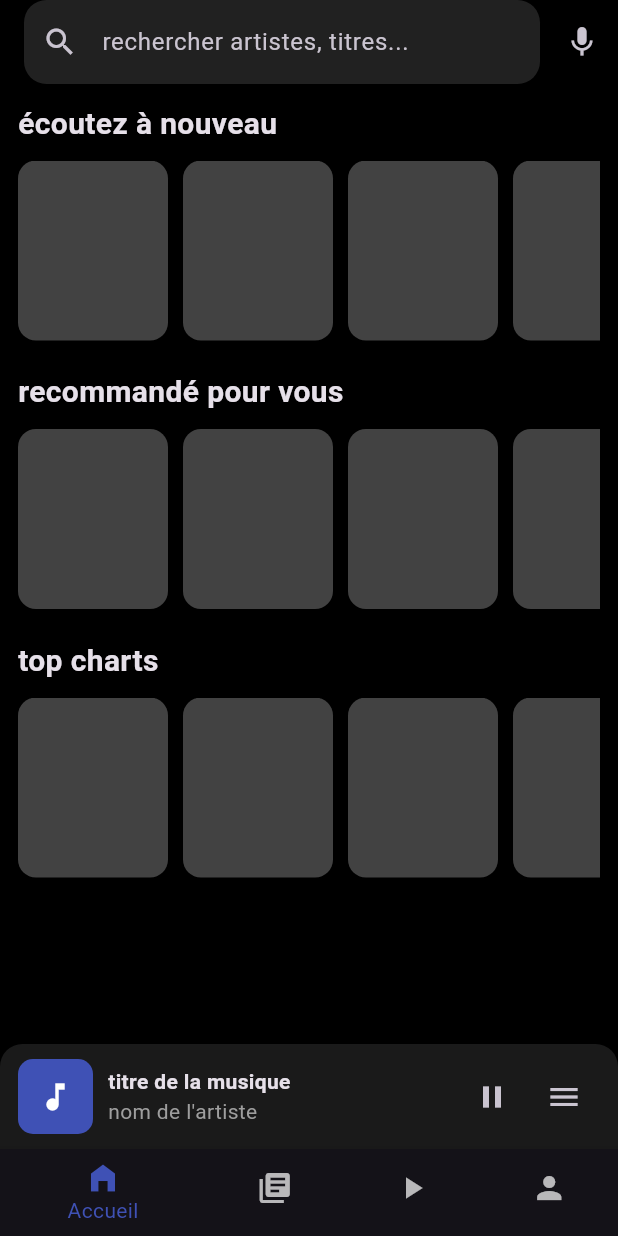
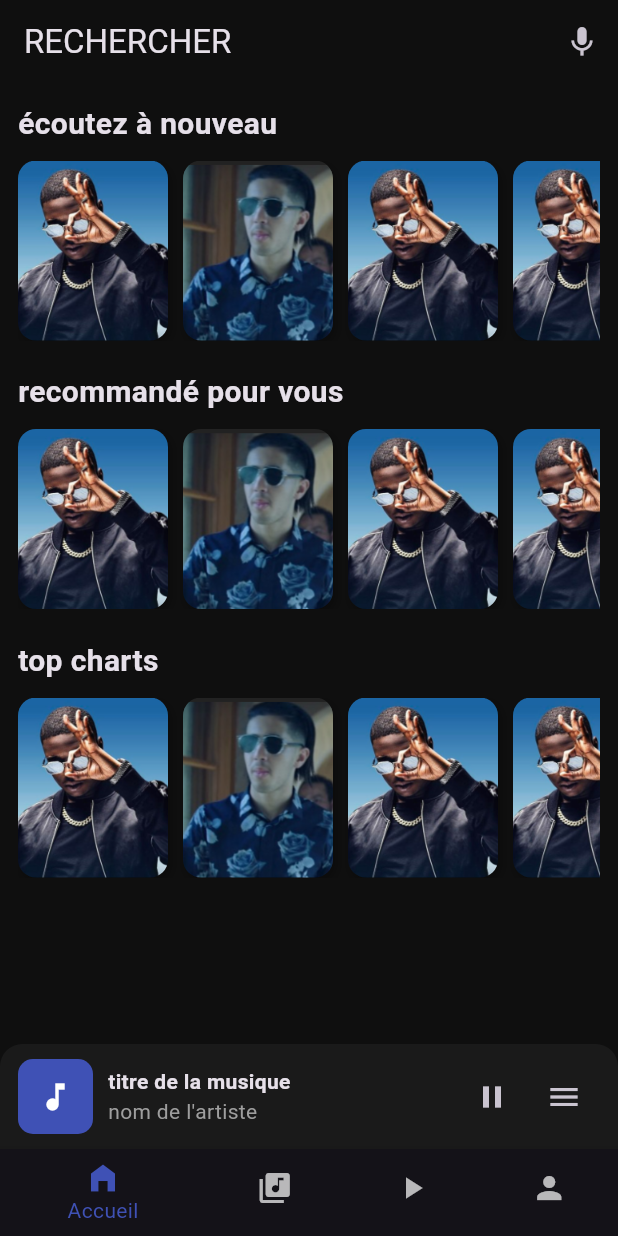
Before and after one commit to moussaabakar03/flutterProjet, a Flutter app: the screen it shows after launch, on a phone screen of 412 x 824 dp. Run offline on Flutter 3.47's test engine with Material 3 defaults, Android fonts, the phone set to English and light mode, and no system bars.

Commit message:
finish projet static

```diff
--- a/lib/main.dart
+++ b/lib/main.dart
@@ -56,7 +56,7 @@ class _MyAppState extends State<MyApp> {
           unselectedItemColor: Colors.white70,
           items: const [
             BottomNavigationBarItem(icon: Icon(Icons.home_filled), label: "Accueil"),
-            BottomNavigationBarItem(icon: Icon(Icons.library_books), label: "Bibliothèque"),
+            BottomNavigationBarItem(icon: Icon(Icons.library_music), label: "Bibliothèque"),
             BottomNavigationBarItem(
               icon: Icon(Icons.play_arrow),
               label: "Lecture",
--- a/lib/pages/accueil.dart
+++ b/lib/pages/accueil.dart
@@ -2,27 +2,54 @@ import 'package:flutter/material.dart';
 import 'navAccueil.dart';
 
 
-// Page principale
+
+// page principale
 class HomePage extends StatelessWidget {
   const HomePage({super.key});
 
   @override
   Widget build(BuildContext context) {
-    return Column(
+    // structure principale de la page
+    return Scaffold(
+      // couleur de fond
+      backgroundColor: const Color(0xFF0F0F0F),
+
+      // barre du haut
+      appBar: AppBar(
+        // fond transparent
+        backgroundColor: Colors.transparent,
+
+        // enlever l’ombre
+        elevation: 0,
+
+        // titre de la barre
+        title: const Text("RECHERCHER"),
+
+        // icône à droite
+        actions: const [
+          Padding(
+            padding: EdgeInsets.only(right: 12),
+            child: Icon(Icons.mic),
+          )
+        ],
+      ),
+
+      // contenu principal
+      body: Column(
         children: [
-        // Navigation en haut
-        Navaccueil(),
+          // partie qui prend tout l’espace
+          Expanded(
+            child: SingleChildScrollView(
+              padding: const EdgeInsets.all(12),
 
-        // Contenu principal et mini player
-        Expanded(
+              // empilement vertical des sections
               child: Column(
+                crossAxisAlignment: CrossAxisAlignment.start,
                 children: [
-              // Liste des sections avec défilement
-              Expanded(
-                child: ListView(
-                  padding: const EdgeInsets.all(12),
-                  children: [
+                  // titre de section
                   sectionTitle("écoutez à nouveau"),
+
+                  // liste des albums
                   albumList(),
 
                   const SizedBox(height: 20),
@@ -37,22 +64,23 @@ class HomePage extends StatelessWidget {
                 ],
               ),
             ),
+          ),
 
-              // Mini player en bas
+          // mini lecteur de musique
           miniPlayer(),
         ],
       ),
-        ),
-      ],
+
     );
   }
 }
 
-
-// titre de section
+// widget du titre de chaque section
 Widget sectionTitle(String title) {
   return Padding(
     padding: const EdgeInsets.only(bottom: 10),
+
+    // affichage du texte
     child: Text(
       title,
       style: const TextStyle(
@@ -63,26 +91,119 @@ Widget sectionTitle(String title) {
   );
 }
 
-// liste horizontale d’albums
+// widget de la liste horizontale des albums
 Widget albumList() {
+  // Liste des images (assets) des albums
+  final List<String> albums = [
+    'assets/ninho.png',
+    'assets/mmz.png',
+    'assets/ninho.png',
+    'assets/ninho.png',
+    'assets/gims.png',
+    'assets/ninho.png',
+    'assets/ninho.png',
+    'assets/clashe.png',
+    'assets/ninho.png',
+    'assets/ninho.png',
+
+  ];
+
   return SizedBox(
     height: 120,
     child: ListView.builder(
       scrollDirection: Axis.horizontal,
-      itemCount: 10,
+      itemCount: albums.length,
       itemBuilder: (context, index) {
         return Container(
           width: 100,
           margin: const EdgeInsets.only(right: 10),
           decoration: BoxDecoration(
-            color: Colors.grey.shade800,
             borderRadius: BorderRadius.circular(12),
+            boxShadow: [
+              BoxShadow(
+                color: Colors.black.withOpacity(0.3),
+                blurRadius: 5,
+                offset: Offset(2, 3),
+              ),
+            ],
+          ),
+          child: ClipRRect(
+            borderRadius: BorderRadius.circular(12),
+            child: Image.asset(
+              albums[index],
+              fit: BoxFit.cover,
+            ),
           ),
         );
       },
     ),
   );
 }
+
+// widget du mini lecteur
+Widget miniPlayer() {
+  return Container(
+    height: 70,
+    padding: const EdgeInsets.symmetric(horizontal: 12),
+
+    // décoration du bas
+    decoration: const BoxDecoration(
+      color: Color(0xFF1A1A1A),
+      borderRadius: BorderRadius.vertical(
+        top: Radius.circular(15),
+      ),
+    ),
+
+    // affichage en ligne
+    child: Row(
+      children: [
+        // pochette
+        Container(
+          width: 50,
+          height: 50,
+          decoration: BoxDecoration(
+            color: Colors.indigo,
+            borderRadius: BorderRadius.circular(10),
+          ),
+          child: const Icon(Icons.music_note),
+        ),
+
+        const SizedBox(width: 10),
+
+        // infos musique
+        const Expanded(
+          child: Column(
+            mainAxisAlignment: MainAxisAlignment.center,
+            crossAxisAlignment: CrossAxisAlignment.start,
+            children: [
+              Text(
+                "titre de la musique",
+                style: TextStyle(fontWeight: FontWeight.bold),
+              ),
+              Text(
+                "nom de l'artiste",
+                style: TextStyle(color: Colors.grey),
+              ),
+            ],
+          ),
+        ),
+
+        // bouton pause
+        IconButton(
+          icon: const Icon(Icons.pause),
+          onPressed: () {},
+        ),
+
+        // bouton menu
+        IconButton(
+          icon: const Icon(Icons.menu),
+          onPressed: () {},
+        ),
+      ],
+    ),
+  );
+}
+
 
 /*
 // liste horizontale d’albums
@@ -135,53 +256,3 @@ Widget albumList() {
 }
 */
 // mini player
-Widget miniPlayer() {
-  return Container(
-    height: 70,
-    padding: const EdgeInsets.symmetric(horizontal: 12),
-    decoration: const BoxDecoration(
-      color: Color(0xFF1A1A1A),
-      borderRadius: BorderRadius.vertical(top: Radius.circular(15)),
-    ),
-    child: Row(
-      children: [
-        Container(
-          width: 50,
-          height: 50,
-          decoration: BoxDecoration(
-            color: Colors.indigo,
-            borderRadius: BorderRadius.circular(10),
-          ),
-          child: const Icon(Icons.music_note),
-        ),
-        const SizedBox(width: 10),
-
-        const Expanded(
-          child: Column(
-            mainAxisAlignment: MainAxisAlignment.center,
-            crossAxisAlignment: CrossAxisAlignment.start,
-            children: [
-              Text(
-                "titre de la musique",
-                style: TextStyle(fontWeight: FontWeight.bold),
-              ),
-              Text(
-                "nom de l'artiste",
-                style: TextStyle(color: Colors.grey),
-              ),
-            ],
-          ),
-        ),
-
-        IconButton(
-          icon: const Icon(Icons.pause),
-          onPressed: () {},
-        ),
-        IconButton(
-          icon: const Icon(Icons.menu),
-          onPressed: () {},
-        ),
-      ],
-    ),
-  );
-}
```
Lines whose indentation alone changed are shown as unchanged.
